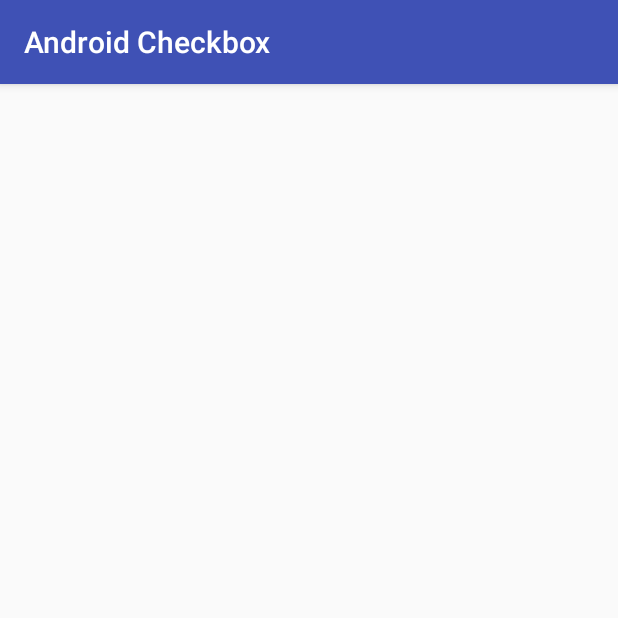
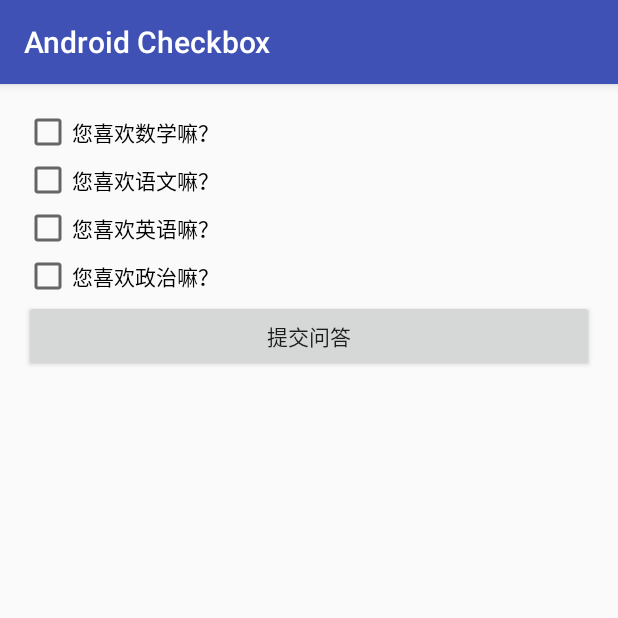
Before and after one commit to durban89/AndroidCheckbox, an Android app: the screen it shows after launch (MainActivity), on a phone screen of 412 x 824 dp, the top half of it. Run offline under Robolectric (Android 15) with nearby library versions, the phone set to English and light mode, and no system bars.

Commit message:
change RelativeLayout to LinearLayout

```diff
--- a/app/src/main/java/com/gowhich/androidcheckbox/MainActivity.java
+++ b/app/src/main/java/com/gowhich/androidcheckbox/MainActivity.java
@@ -29,7 +29,7 @@ public class MainActivity extends AppCompatActivity implements View.OnClickListe
             CheckBox checkBox = (CheckBox) getLayoutInflater().inflate(R.layout.check_box, null);
             checkBoxs.add(checkBox);
             checkBoxs.get(i).setText(checkBoxText[i]);
-            linearLayout.addView(checkBox);
+            linearLayout.addView(checkBox, i);
         }
 
         setContentView(linearLayout);
@@ -52,6 +52,6 @@ public class MainActivity extends AppCompatActivity implements View.OnClickListe
             s = "还没有选中选项！";
         }
 
-        new AlertDialog.Builder(this).setMessage(s).setPositiveButton("关闭", null);
+        new AlertDialog.Builder(this).setMessage(s).setPositiveButton("关闭", null).show();
     }
 }
--- a/app/src/main/res/layout/activity_main.xml
+++ b/app/src/main/res/layout/activity_main.xml
@@ -1,8 +1,9 @@
 <?xml version="1.0" encoding="utf-8"?>
-<RelativeLayout xmlns:android="http://schemas.android.com/apk/res/android"
+<LinearLayout xmlns:android="http://schemas.android.com/apk/res/android"
     xmlns:tools="http://schemas.android.com/tools"
     android:layout_width="match_parent"
     android:layout_height="match_parent"
+    android:orientation="vertical"
     android:paddingBottom="@dimen/activity_vertical_margin"
     android:paddingLeft="@dimen/activity_horizontal_margin"
     android:paddingRight="@dimen/activity_horizontal_margin"
@@ -14,4 +15,4 @@
         android:text="提交问答"
         android:layout_width="match_parent"
         android:layout_height="wrap_content" />
-</RelativeLayout>
+</LinearLayout>
```
